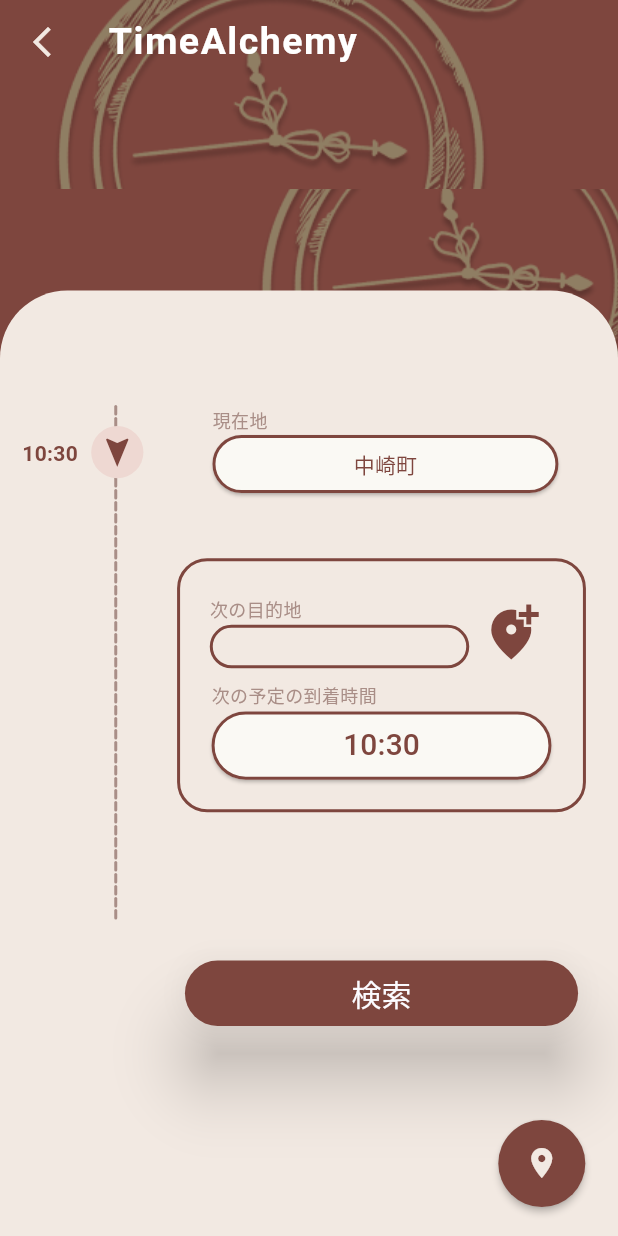
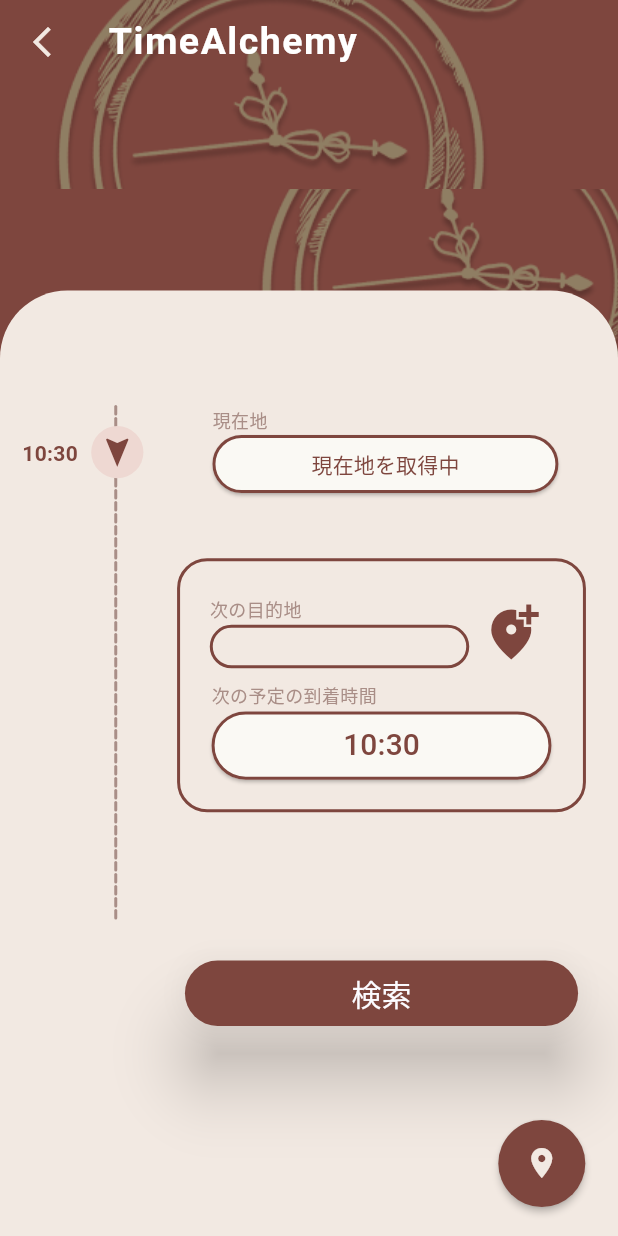
Before and after one commit to k-hinata515/time_alchemy_app, a Flutter app: the SearchPage screen opened directly, on a phone screen of 412 x 824 dp. Run offline on Flutter 3.47's test engine with Material 3 defaults, Android fonts, the phone set to English and light mode, and no system bars; our stand-ins replace cloud_firestore, device_preview, dotted_border, firebase_auth, firebase_core, flutter_rating_bar and 5 more; accounts and stored records are empty; generated files the repository leaves out were written again.

```diff
--- a/lib/View/search.dart
+++ b/lib/View/search.dart
@@ -52,8 +52,16 @@ class _SearchPage extends State<SearchPage> {
   final TextEditingController _next_destinationController =
       TextEditingController();
 
-  double _latitude = 0.0; // 緯度
-  double _longitude = 0.0; // 経度
+  String _latitude = ''; // 緯度
+  String _longitude = ''; // 経度
+
+
+  @override
+  void initState() {
+    super.initState();
+    _getCurrentLocation();
+    print('緯度: $_latitude 経度: $_longitude');
+  }
 
   // 現在地を取得する関数
   Future<void> _getCurrentLocation() async {
@@ -63,8 +71,8 @@ class _SearchPage extends State<SearchPage> {
       // 現在地取得
       final position = await geolocation.determinePosition();
       // 現在地の緯度経度を取得
-      _latitude = position.latitude;
-      _longitude = position.longitude;
+      _latitude = position.latitude.toString();
+      _longitude= position.longitude.toString();
 
       print('緯度: $_latitude 経度: $_longitude');
     } catch (error) {
@@ -191,7 +199,8 @@ class _SearchPage extends State<SearchPage> {
                         height: 40,
                         width: 220,
                         labelText: '現在地',
-                        exampletext: '中崎町',
+                        exampletext: _latitude == '' && _longitude == ''
+                        ? '現在地を取得中' : '$_latitude, $_longitude',
                       ),
                     ),
                     SizedBox(height: screen.designH(45)),
```
